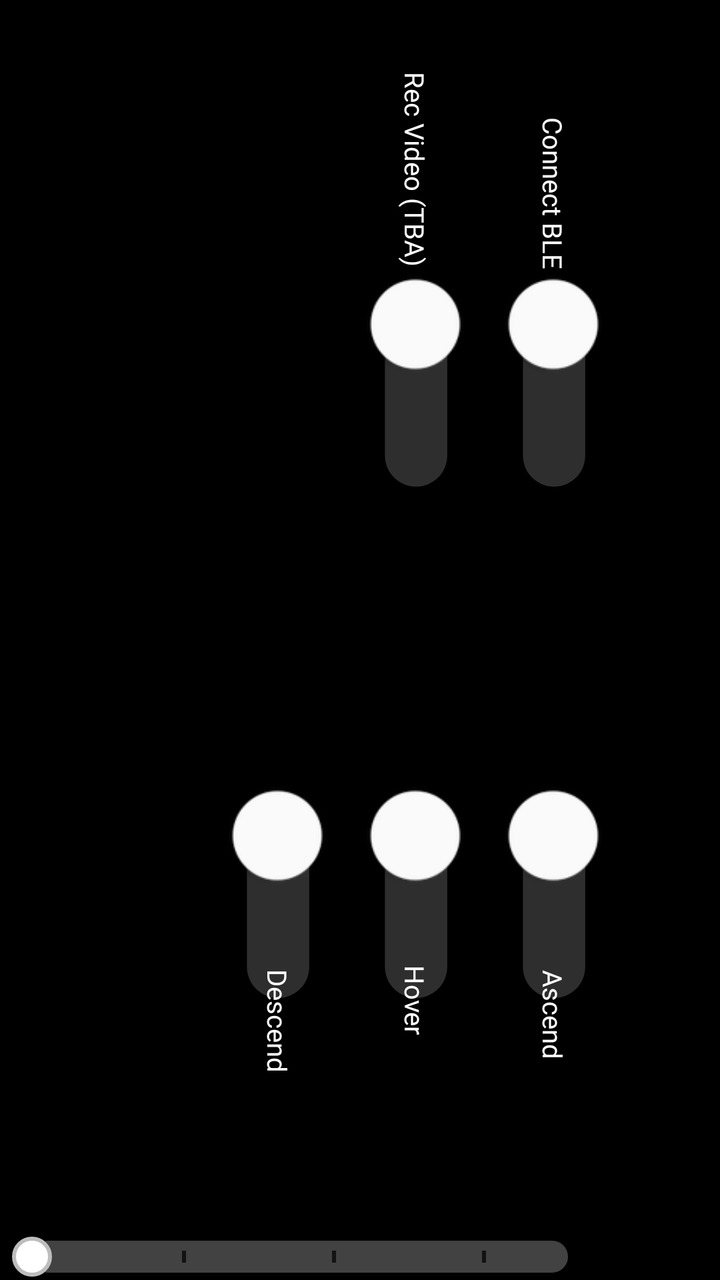
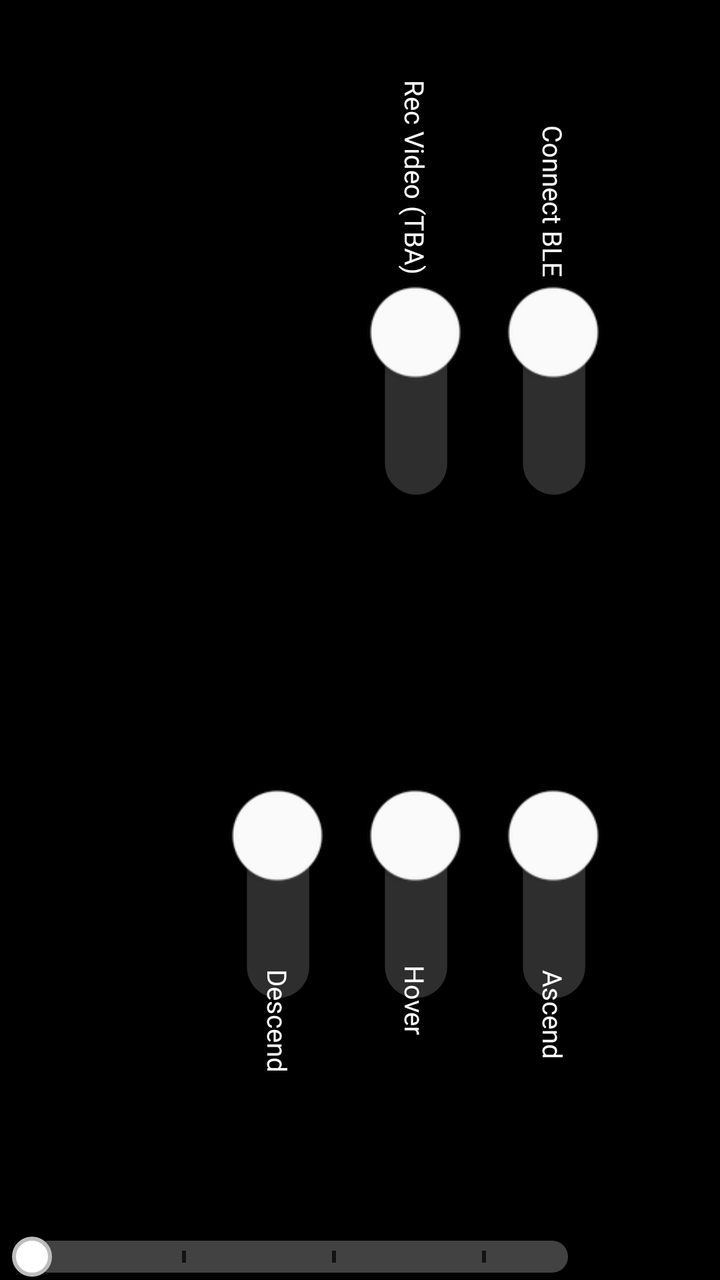

Screens rendered from an Android XML layout before and after an edit, with the pre-edit source and the edit as a unified diff.
<!-- AndroidManifest.xml: application theme Theme.JohannUniversalController -->
<!-- res/layout/main_layout.xml -->
<?xml version="1.0" encoding="utf-8"?>
<androidx.drawerlayout.widget.DrawerLayout android:id="@+id/drawer_layout"
    android:layout_width="match_parent"
    android:layout_height="match_parent"
    xmlns:android="http://schemas.android.com/apk/res/android"
    android:fitsSystemWindows="true"
    android:background="@color/black"
    xmlns:app="http://schemas.android.com/apk/res-auto"
    >

    <androidx.constraintlayout.widget.ConstraintLayout
        android:layout_width="match_parent"
        android:layout_height="match_parent">

        <ImageView
            android:id="@+id/logo"
            android:layout_width="500px"
            android:layout_height="500px"
            android:rotation="90"
            android:src="@mipmap/ic_launcher"
            app:layout_constraintBottom_toBottomOf="parent"
            app:layout_constraintRight_toRightOf="parent"
            app:layout_constraintTop_toTopOf="parent">

        </ImageView>

        <Switch
            android:id="@+id/Ascend"
            android:layout_width="wrap_content"
            android:layout_height="wrap_content"
            android:layout_marginTop="31dp"
            android:gravity="center"
            android:rotation="90"
            android:thumbTint="#FFFFFF"
            android:thumbTintMode="multiply"
            android:trackTint="#B0B0B0"
            android:trackTintMode="src_in"
            android:scaleX="2.225"
            android:scaleY="2.225"
            android:textOff=""
            android:textOn=""
            app:layout_constraintLeft_toLeftOf="@id/logo"
            app:layout_constraintRight_toRightOf="@id/logo"
            app:layout_constraintTop_toBottomOf="@id/logo"
            app:showText="false"
            ></Switch>

        <Switch
            android:id="@+id/Hover"
            android:layout_width="wrap_content"
            android:layout_height="wrap_content"
            android:layout_marginTop="31dp"
            android:gravity="center"
            android:rotation="90"
            android:thumbTint="#FFFFFF"
            android:thumbTintMode="multiply"
            android:trackTint="#B0B0B0"
            android:trackTintMode="src_in"
            android:scaleX="2.225"
            android:scaleY="2.225"
            android:textOff=""
            android:textOn=""
            app:layout_constraintRight_toLeftOf="@id/Ascend"
            app:layout_constraintTop_toBottomOf="@id/logo"
            app:showText="false"
            android:layout_marginRight="15dp"
            ></Switch>

        <Switch
            android:id="@+id/Descend"
            android:layout_width="wrap_content"
            android:layout_height="wrap_content"
            android:layout_marginTop="31dp"
            android:gravity="center"
            android:rotation="90"
            android:thumbTint="#FFFFFF"
            android:thumbTintMode="multiply"
            android:trackTint="#B0B0B0"
            android:trackTintMode="src_in"
            android:scaleX="2.225"
            android:scaleY="2.225"
            android:textOff=""
            android:textOn=""
            app:layout_constraintRight_toLeftOf="@id/Hover"
            app:layout_constraintTop_toBottomOf="@id/logo"
            app:showText="false"
            android:layout_marginRight="15dp"
            >

        </Switch>

        <Switch
            android:id="@+id/ConnectBLE"
            android:layout_width="wrap_content"
            android:layout_height="wrap_content"
            android:layout_marginBottom="31dp"
            android:gravity="center"
            android:rotation="90"
            android:thumbTint="#FFFFFF"
            android:thumbTintMode="multiply"
            android:trackTint="#B0B0B0"
            android:trackTintMode="src_in"
            android:scaleX="2.225"
            android:scaleY="2.225"
            android:textOff=""
            android:textOn=""
            app:layout_constraintBottom_toTopOf="@id/logo"
            app:layout_constraintLeft_toLeftOf="@id/logo"
            app:layout_constraintRight_toRightOf="@id/logo"
            app:showText="false"
            ></Switch>

        <Switch
            android:id="@+id/RecVideo"
            android:layout_width="wrap_content"
            android:layout_height="wrap_content"
            android:layout_marginBottom="31dp"
            android:gravity="center"
            android:rotation="90"
            android:thumbTint="#FFFFFF"
            android:thumbTintMode="multiply"
            android:trackTint="#B0B0B0"
            android:trackTintMode="src_in"
            android:scaleX="2.225"
            android:scaleY="2.225"
            android:textOff=""
            android:textOn=""
            android:layout_marginRight="15dp"
            app:layout_constraintBottom_toTopOf="@id/logo"
            app:layout_constraintRight_toLeftOf="@id/ConnectBLE"
            app:showText="false"
            ></Switch>


        <SeekBar
            android:id="@+id/altitude"
            android:layout_width="900px"
            android:layout_height="wrap_content"
            android:layout_marginTop="155dp"
            android:progressDrawable="@drawable/custom_seekbar_track"

            android:splitTrack="false"

            android:thumb="@drawable/custom_seekbar_thumb"
            app:layout_constraintBottom_toBottomOf="parent"
            app:layout_constraintTop_toBottomOf="@id/Descend"
            app:layout_goneMarginBottom="10dp">

        </SeekBar>

        <TextView
            android:layout_width="wrap_content"
            android:layout_height="wrap_content"
            android:layout_marginTop="37dp"
            android:fontFamily="@font/poppins_regular"
            android:rotation="90"
            android:text="Ascend"
            android:textColor="@color/white"
            android:textSize="40px"
            app:layout_constraintLeft_toLeftOf="@id/Ascend"
            app:layout_constraintRight_toRightOf="@id/Ascend"
            app:layout_constraintTop_toBottomOf="@id/Ascend"


            ></TextView>

        <TextView
            android:layout_width="wrap_content"
            android:layout_height="wrap_content"
            android:layout_marginTop="30dp"
            android:fontFamily="@font/poppins_regular"
            android:rotation="90"
            android:text="Hover"
            android:textColor="@color/white"
            android:textSize="40px"
            app:layout_constraintLeft_toLeftOf="@id/Hover"
            app:layout_constraintRight_toRightOf="@id/Hover"
            app:layout_constraintTop_toBottomOf="@id/Hover"


            ></TextView>

        <TextView
            android:layout_width="wrap_content"
            android:layout_height="wrap_content"
            android:layout_marginTop="40dp"
            android:fontFamily="@font/poppins_regular"
            android:rotation="90"
            android:text="Descend"
            android:textColor="@color/white"
            android:textSize="40px"
            app:layout_constraintLeft_toLeftOf="@id/Descend"
            app:layout_constraintRight_toRightOf="@id/Descend"
            app:layout_constraintTop_toBottomOf="@id/Descend"


            ></TextView>

        <TextView
            android:layout_width="wrap_content"
            android:layout_height="wrap_content"
            android:layout_marginBottom="73dp"
            android:fontFamily="@font/poppins_regular"
            android:rotation="90"
            android:text="Connect BLE"
            android:textColor="@color/white"
            android:textSize="40px"
            app:layout_constraintBottom_toTopOf="@id/ConnectBLE"
            app:layout_constraintLeft_toLeftOf="@id/ConnectBLE"
            app:layout_constraintRight_toRightOf="@id/ConnectBLE"


            ></TextView>

        <TextView
            android:layout_width="wrap_content"
            android:layout_height="wrap_content"
            android:layout_marginBottom="85dp"
            android:fontFamily="@font/poppins_regular"
            android:rotation="90"
            android:text="Rec Video (TBA)"
            android:textColor="@color/white"
            android:textSize="40px"
            app:layout_constraintBottom_toTopOf="@id/RecVideo"
            app:layout_constraintLeft_toLeftOf="@id/RecVideo"
            app:layout_constraintRight_toRightOf="@id/RecVideo"


            ></TextView>



    </androidx.constraintlayout.widget.ConstraintLayout>


    </androidx.drawerlayout.widget.DrawerLayout>
<!-- resources referenced by this layout -->
<resources>
  <color name="black">#FF000000</color>
  <color name="white">#FFFFFFFF</color>
  <!-- drawable custom_seekbar_thumb (drawable) -->
  <?xml version="1.0" encoding="utf-8"?>
  <shape xmlns:android="http://schemas.android.com/apk/res/android"
      android:shape="oval"> <solid android:color="@color/seekbar_thumb_color" />
  
      <size
          android:width="20dp"
          android:height="20dp" />
  
      <stroke
          android:width="2dp"
          android:color="@color/seekbar_track_active" />
  </shape>
  <!-- drawable custom_seekbar_track (drawable) -->
  <?xml version="1.0" encoding="utf-8"?>
  <layer-list xmlns:android="http://schemas.android.com/apk/res/android">
  
      <item android:id="@android:id/background">
          <shape>
              <corners android:radius="10dp" />
              <solid android:color="@color/seekbar_track_inactive" />
              <size android:height="6dp" />
          </shape>
      </item>
  
      <item android:id="@android:id/progress">
          <clip>
              <shape>
                  <corners android:radius="10dp" />
                  <solid android:color="@color/seekbar_track_active" />
              </shape>
          </clip>
      </item>
  
      <item android:left="75dp" android:gravity="center_vertical|left">
          <shape>
              <solid android:color="#121212" /> <size android:width="2dp" android:height="6dp" /> </shape>
      </item>
  
      <item android:left="150dp" android:gravity="center_vertical|left">
          <shape>
              <solid android:color="#121212" />
              <size android:width="2dp" android:height="6dp" />
          </shape>
      </item>
  
      <item android:left="225dp" android:gravity="center_vertical|left">
          <shape>
              <solid android:color="#121212" />
              <size android:width="2dp" android:height="6dp" />
          </shape>
      </item>
  
  </layer-list>
  <!-- mipmap ic_launcher (mipmap-anydpi-v26) -->
  <?xml version="1.0" encoding="utf-8"?>
  <adaptive-icon xmlns:android="http://schemas.android.com/apk/res/android">
      <background android:drawable="@drawable/ic_launcher_background"/>
      <foreground android:drawable="@mipmap/ic_launcher_foreground"/>
  </adaptive-icon>
  <style name="Theme.JohannUniversalController" parent="android:Theme.Material.Light.NoActionBar" />
  <color name="seekbar_thumb_color">#FFFFFF</color>
  <color name="seekbar_track_active">#BDBDBD</color>
  <color name="seekbar_track_inactive">#424242</color>
  <!-- drawable ic_launcher_background: vector/xml drawable (drawable, 4866 chars, omitted) -->
</resources>

<!-- the commit's change to res/layout/main_layout.xml (unified diff, before → after) -->
@@ -1,5 +1,6 @@
 <?xml version="1.0" encoding="utf-8"?>
-<androidx.drawerlayout.widget.DrawerLayout android:id="@+id/drawer_layout"
+<androidx.drawerlayout.widget.DrawerLayout xmlns:tools="http://schemas.android.com/tools"
+    android:id="@+id/drawer_layout"
     android:layout_width="match_parent"
     android:layout_height="match_parent"
     xmlns:android="http://schemas.android.com/apk/res/android"
@@ -93,7 +94,7 @@
             android:id="@+id/ConnectBLE"
             android:layout_width="wrap_content"
             android:layout_height="wrap_content"
-            android:layout_marginBottom="31dp"
+            android:layout_marginBottom="27dp"
             android:gravity="center"
             android:rotation="90"
             android:thumbTint="#FFFFFF"
@@ -114,7 +115,7 @@
             android:id="@+id/RecVideo"
             android:layout_width="wrap_content"
             android:layout_height="wrap_content"
-            android:layout_marginBottom="31dp"
+            android:layout_marginBottom="27dp"
             android:gravity="center"
             android:rotation="90"
             android:thumbTint="#FFFFFF"
@@ -230,6 +231,7 @@
 
 
 
+
     </androidx.constraintlayout.widget.ConstraintLayout>
 
 
